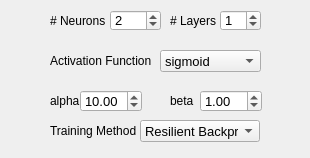
This is _AlgorithmsPlugins/OpenCV/paramsMLPDynamic.ui in b4silio/MLDemos as Qt 5 draws it before an edit. The edited form follows.
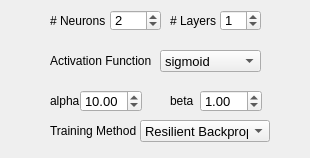
This is the edited form.

Patch:
```diff
--- a/_AlgorithmsPlugins/OpenCV/paramsMLPDynamic.ui
+++ b/_AlgorithmsPlugins/OpenCV/paramsMLPDynamic.ui
@@ -250,7 +250,7 @@
     <rect>
      <x>140</x>
      <y>120</y>
-     <width>120</width>
+     <width>130</width>
      <height>22</height>
     </rect>
    </property>
```
